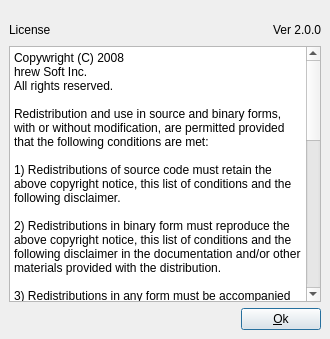
Above: head/source/qikea/about.ui from mkurz/ike before the change. Below: the same form after it.
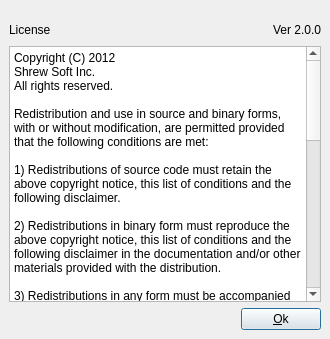
That is the form after the change. Icons and pictures are not drawn.

Commit message: Correct a few typos in the Qt Gui and update some copyright information.

```diff
--- a/head/source/qikea/about.ui
+++ b/head/source/qikea/about.ui
@@ -109,8 +109,8 @@
 &lt;html>&lt;head>&lt;meta name="qrichtext" content="1" />&lt;style type="text/css">
 p, li { white-space: pre-wrap; }
 &lt;/style>&lt;/head>&lt;body style=" font-family:'Sans Serif'; font-size:9pt; font-weight:400; font-style:normal;">
-&lt;p style=" margin-top:0px; margin-bottom:0px; margin-left:0px; margin-right:0px; -qt-block-indent:0; text-indent:0px;">Copywright (C) 2008&lt;/p>
-&lt;p style=" margin-top:0px; margin-bottom:0px; margin-left:0px; margin-right:0px; -qt-block-indent:0; text-indent:0px;">hrew Soft Inc.&lt;/p>
+&lt;p style=" margin-top:0px; margin-bottom:0px; margin-left:0px; margin-right:0px; -qt-block-indent:0; text-indent:0px;">Copyright (C) 2012&lt;/p>
+&lt;p style=" margin-top:0px; margin-bottom:0px; margin-left:0px; margin-right:0px; -qt-block-indent:0; text-indent:0px;">Shrew Soft Inc.&lt;/p>
 &lt;p style=" margin-top:0px; margin-bottom:0px; margin-left:0px; margin-right:0px; -qt-block-indent:0; text-indent:0px;">All rights reserved.&lt;/p>
 &lt;p style="-qt-paragraph-type:empty; margin-top:0px; margin-bottom:0px; margin-left:0px; margin-right:0px; -qt-block-indent:0; text-indent:0px;">&lt;/p>
 &lt;p style=" margin-top:0px; margin-bottom:0px; margin-left:0px; margin-right:0px; -qt-block-indent:0; text-indent:0px;">Redistribution and use in source and binary forms, with or without modification, are permitted provided that the following conditions are met:&lt;/p>
```
The commit also changes 1 other file.
